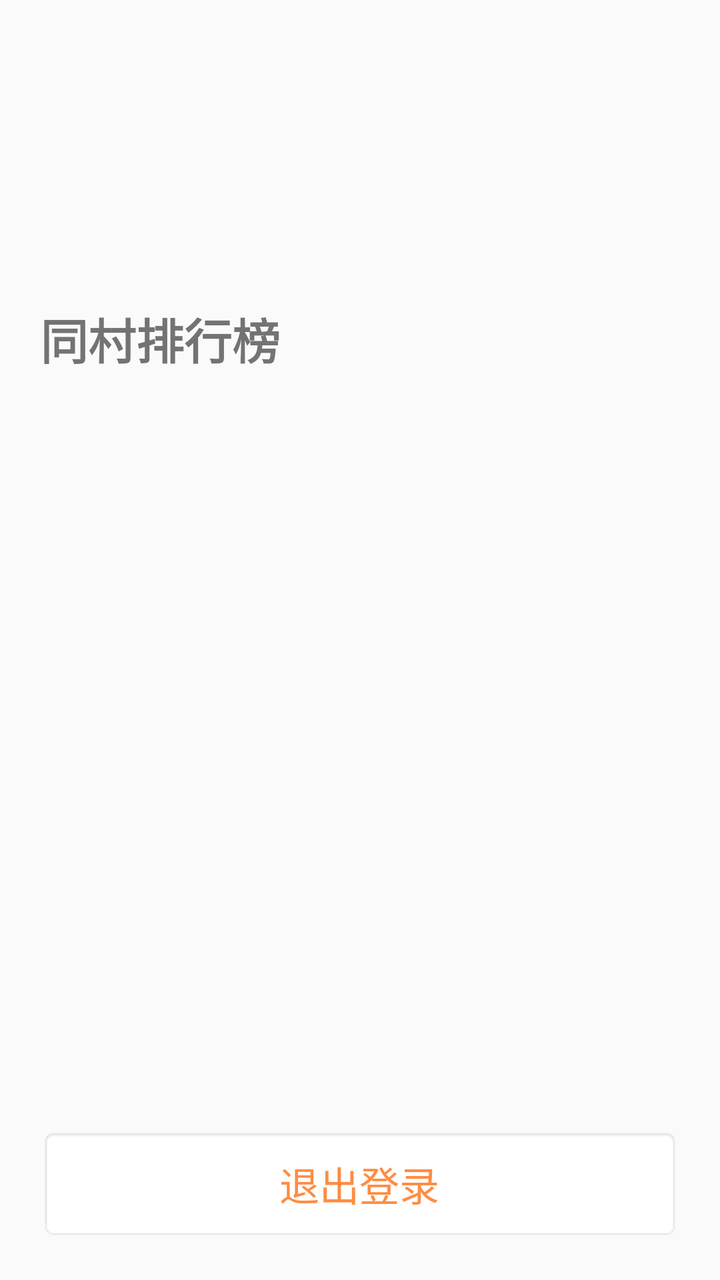
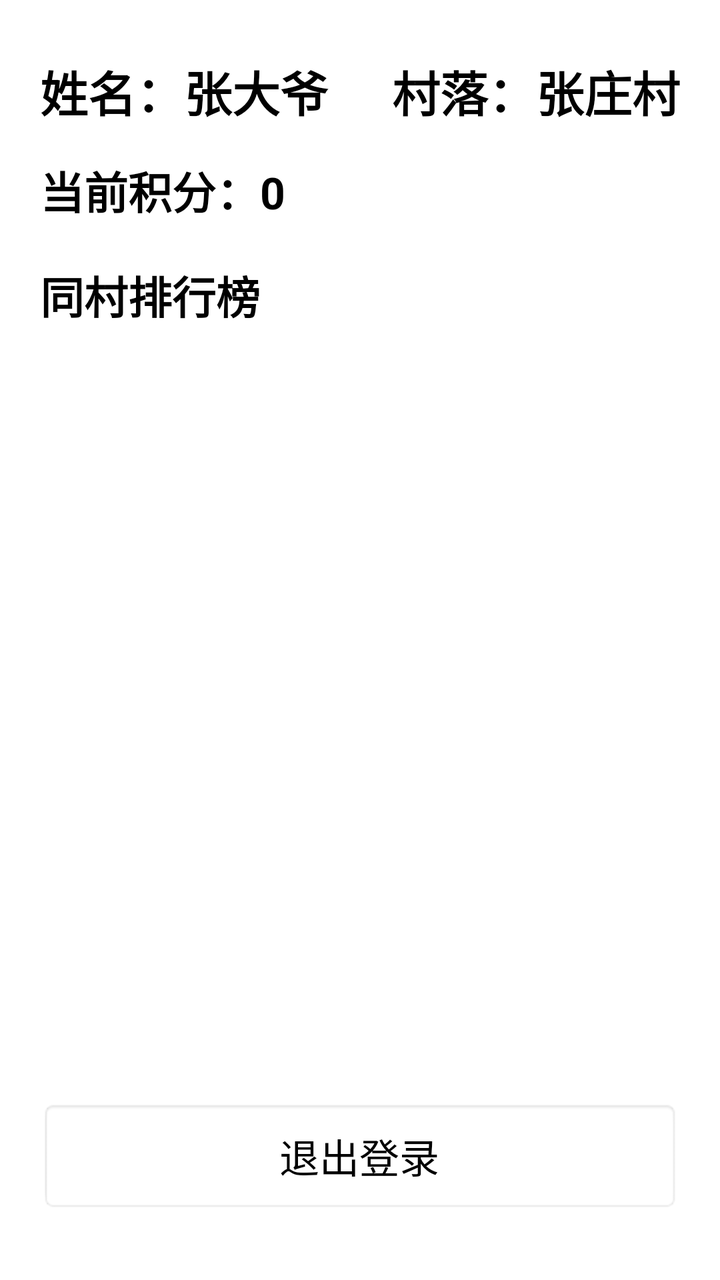

Before-and-after screenshots of an Android layout around one commit, followed by the original layout XML and the change that was made.
<!-- AndroidManifest.xml: application theme Theme.AppCompat.Light.NoActionBar -->
<!-- res/layout/fragment_profile.xml -->
<?xml version="1.0" encoding="utf-8"?>
<RelativeLayout xmlns:android="http://schemas.android.com/apk/res/android"
    android:layout_width="match_parent"
    android:layout_height="match_parent"
    android:padding="@dimen/padding_normal">

    
    <LinearLayout
        android:id="@+id/layout_user_info"
        android:layout_width="match_parent"
        android:layout_height="wrap_content"
        android:orientation="vertical">

        <TextView
            android:id="@+id/tv_profile_name"
            android:layout_width="match_parent"
            android:layout_height="wrap_content"
            android:textSize="@dimen/text_body"
            android:layout_marginBottom="@dimen/padding_tiny" />

        <TextView
            android:id="@+id/tv_profile_village"
            android:layout_width="match_parent"
            android:layout_height="wrap_content"
            android:textSize="@dimen/text_small"
            android:textColor="#666666"
            android:layout_marginBottom="@dimen/padding_normal" />

        <TextView
            android:id="@+id/tv_profile_points"
            android:layout_width="match_parent"
            android:layout_height="wrap_content"
            android:textSize="@dimen/text_body"
            android:layout_marginBottom="@dimen/padding_medium" />
    </LinearLayout>

    
    <TextView
        android:id="@+id/tv_rank_title"
        android:layout_width="match_parent"
        android:layout_height="wrap_content"
        android:text="同村排行榜"
        android:textSize="@dimen/text_greeting"
        android:textStyle="bold"
        android:layout_below="@id/layout_user_info" />

    
    <Button
        android:id="@+id/btn_profile_logout"
        android:layout_width="match_parent"
        android:layout_height="@dimen/logout_btn_height"
        android:text="退出登录"
        android:textSize="@dimen/text_body"
        android:textColor="#FF8C42"
        android:background="@android:drawable/editbox_background"
        android:layout_alignParentBottom="true" />

    
    <androidx.recyclerview.widget.RecyclerView
        android:id="@+id/rv_rank"
        android:layout_width="match_parent"
        android:layout_height="0dp"
        android:layout_above="@id/btn_profile_logout"
        android:layout_below="@id/tv_rank_title"
        android:layout_marginTop="@dimen/padding_small"
        android:layout_marginBottom="@dimen/padding_small" />

</RelativeLayout>
<!-- resources referenced by this layout -->
<resources>
  <dimen name="logout_btn_height">56dp</dimen>
  <dimen name="padding_medium">28dp</dimen>
  <dimen name="padding_normal">20dp</dimen>
  <dimen name="padding_small">14dp</dimen>
  <dimen name="padding_tiny">8dp</dimen>
  <dimen name="text_body">20sp</dimen>
  <dimen name="text_greeting">24sp</dimen>
  <dimen name="text_small">16sp</dimen>
</resources>

<!-- the commit's change to res/layout/fragment_profile.xml (unified diff, before → after) -->
@@ -2,37 +2,53 @@
 <RelativeLayout xmlns:android="http://schemas.android.com/apk/res/android"
     android:layout_width="match_parent"
     android:layout_height="match_parent"
-    android:padding="@dimen/padding_normal">
+    android:padding="@dimen/padding_normal"
+    android:fitsSystemWindows="true"
+    android:background="#FFFFFF">
 
     
     <LinearLayout
         android:id="@+id/layout_user_info"
         android:layout_width="match_parent"
         android:layout_height="wrap_content"
-        android:orientation="vertical">
+        android:orientation="horizontal"
+        android:layout_marginTop="8dp"
+        android:layout_marginBottom="16dp">
 
         <TextView
             android:id="@+id/tv_profile_name"
-            android:layout_width="match_parent"
+            android:layout_width="0dp"
             android:layout_height="wrap_content"
-            android:textSize="@dimen/text_body"
-            android:layout_marginBottom="@dimen/padding_tiny" />
+            android:layout_weight="1"
+            android:text="姓名：张大爷"
+            android:textSize="24sp"
+            android:textColor="#000000"
+            android:textStyle="bold" />
 
         <TextView
             android:id="@+id/tv_profile_village"
-            android:layout_width="match_parent"
+            android:layout_width="0dp"
             android:layout_height="wrap_content"
-            android:textSize="@dimen/text_small"
-            android:textColor="#666666"
-            android:layout_marginBottom="@dimen/padding_normal" />
+            android:layout_weight="1"
+            android:text="村落：张庄村"
+            android:textSize="24sp"
+            android:textColor="#000000"
+            android:textStyle="bold"
+            android:gravity="end" />
 
-        <TextView
-            android:id="@+id/tv_profile_points"
-            android:layout_width="match_parent"
-            android:layout_height="wrap_content"
-            android:textSize="@dimen/text_body"
-            android:layout_marginBottom="@dimen/padding_medium" />
     </LinearLayout>
+
+    
+    <TextView
+        android:id="@+id/tv_profile_points"
+        android:layout_width="match_parent"
+        android:layout_height="wrap_content"
+        android:text="当前积分：0"
+        android:textSize="22sp"
+        android:textColor="#000000"
+        android:textStyle="bold"
+        android:layout_below="@id/layout_user_info"
+        android:layout_marginBottom="20dp" />
 
     
     <TextView
@@ -40,9 +56,11 @@
         android:layout_width="match_parent"
         android:layout_height="wrap_content"
         android:text="同村排行榜"
-        android:textSize="@dimen/text_greeting"
+        android:textSize="22sp"
+        android:textColor="#000000"
         android:textStyle="bold"
-        android:layout_below="@id/layout_user_info" />
+        android:layout_below="@id/tv_profile_points"
+        android:layout_marginBottom="12dp" />
 
     
     <Button
@@ -50,10 +68,11 @@
         android:layout_width="match_parent"
         android:layout_height="@dimen/logout_btn_height"
         android:text="退出登录"
-        android:textSize="@dimen/text_body"
-        android:textColor="#FF8C42"
+        android:textSize="20sp"
+        android:textColor="#000000"
         android:background="@android:drawable/editbox_background"
-        android:layout_alignParentBottom="true" />
+        android:layout_alignParentBottom="true"
+        android:layout_marginBottom="@dimen/padding_small" />
 
     
     <androidx.recyclerview.widget.RecyclerView
@@ -62,7 +81,7 @@
         android:layout_height="0dp"
         android:layout_above="@id/btn_profile_logout"
         android:layout_below="@id/tv_rank_title"
-        android:layout_marginTop="@dimen/padding_small"
-        android:layout_marginBottom="@dimen/padding_small" />
+        android:layout_marginTop="8dp"
+        android:layout_marginBottom="12dp" />
 
 </RelativeLayout>
<!-- resource entries referenced after the edit -->
@@ -1,12 +1,7 @@
 <!-- resources referenced by this layout -->
 <resources>
   <dimen name="logout_btn_height">56dp</dimen>
-  <dimen name="padding_medium">28dp</dimen>
   <dimen name="padding_normal">20dp</dimen>
   <dimen name="padding_small">14dp</dimen>
-  <dimen name="padding_tiny">8dp</dimen>
-  <dimen name="text_body">20sp</dimen>
-  <dimen name="text_greeting">24sp</dimen>
-  <dimen name="text_small">16sp</dimen>
 </resources>
 
